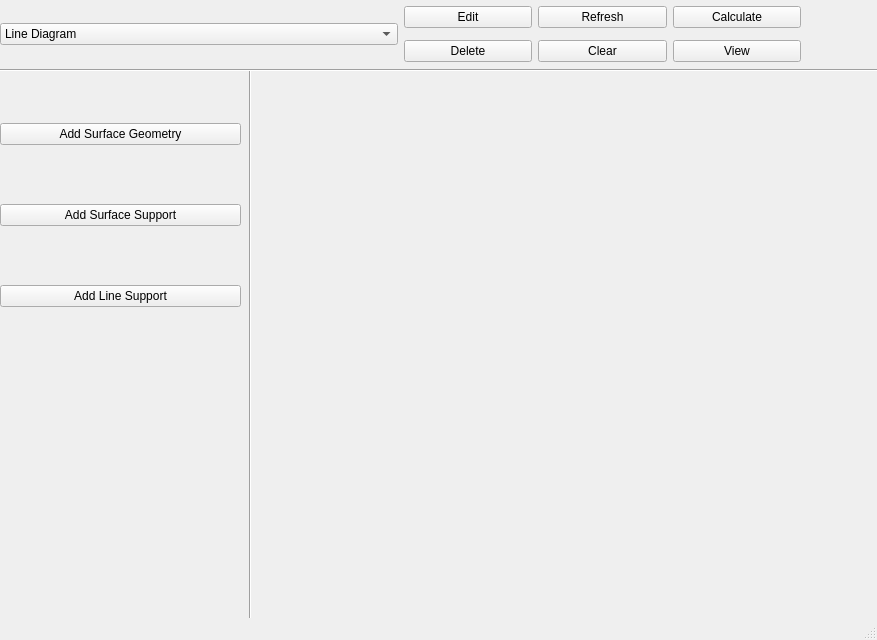
Haudkozaur/masterThesis, file SlabGUI/SlabGUI.ui: the form before one commit.
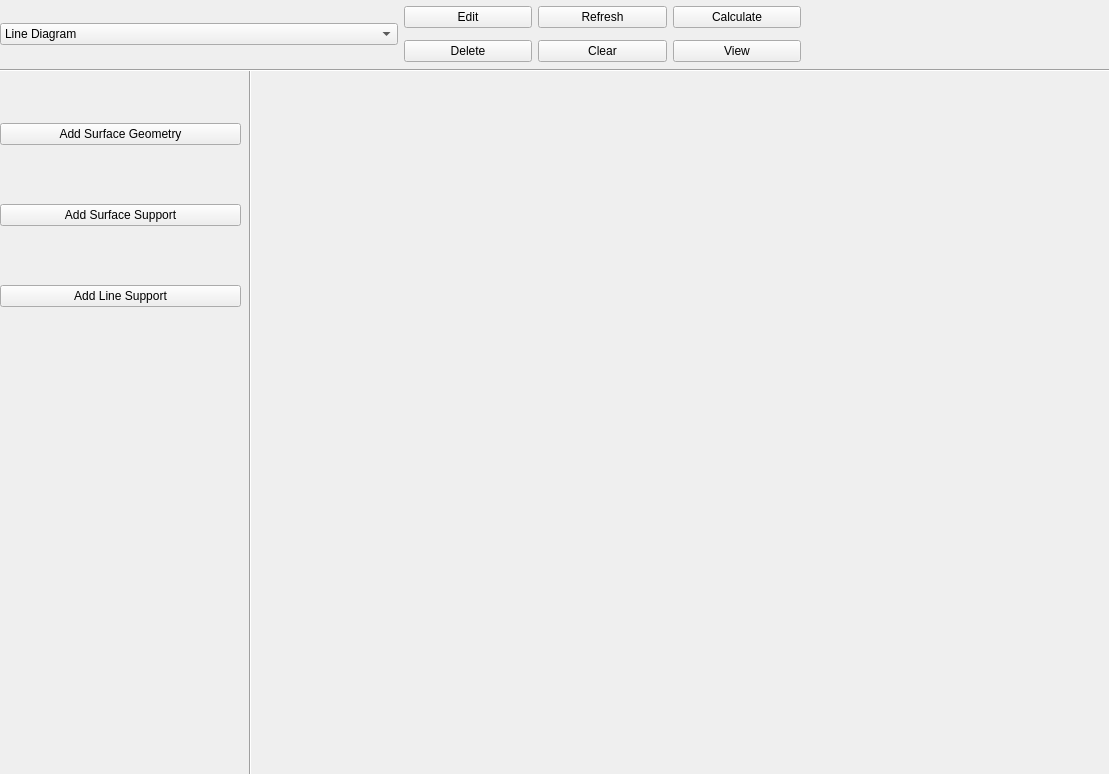
The form after the commit.

```diff
--- a/SlabGUI/SlabGUI.ui
+++ b/SlabGUI/SlabGUI.ui
@@ -6,8 +6,8 @@
    <rect>
     <x>0</x>
     <y>0</y>
-    <width>877</width>
-    <height>640</height>
+    <width>1109</width>
+    <height>774</height>
    </rect>
   </property>
   <property name="windowTitle">
@@ -174,7 +174,6 @@
     </rect>
    </property>
   </widget>
-  <widget class="QStatusBar" name="statusbar"/>
  </widget>
  <resources/>
  <connections/>
```
Left out of the diff: 2 changed lines with no effect on the pictures.
